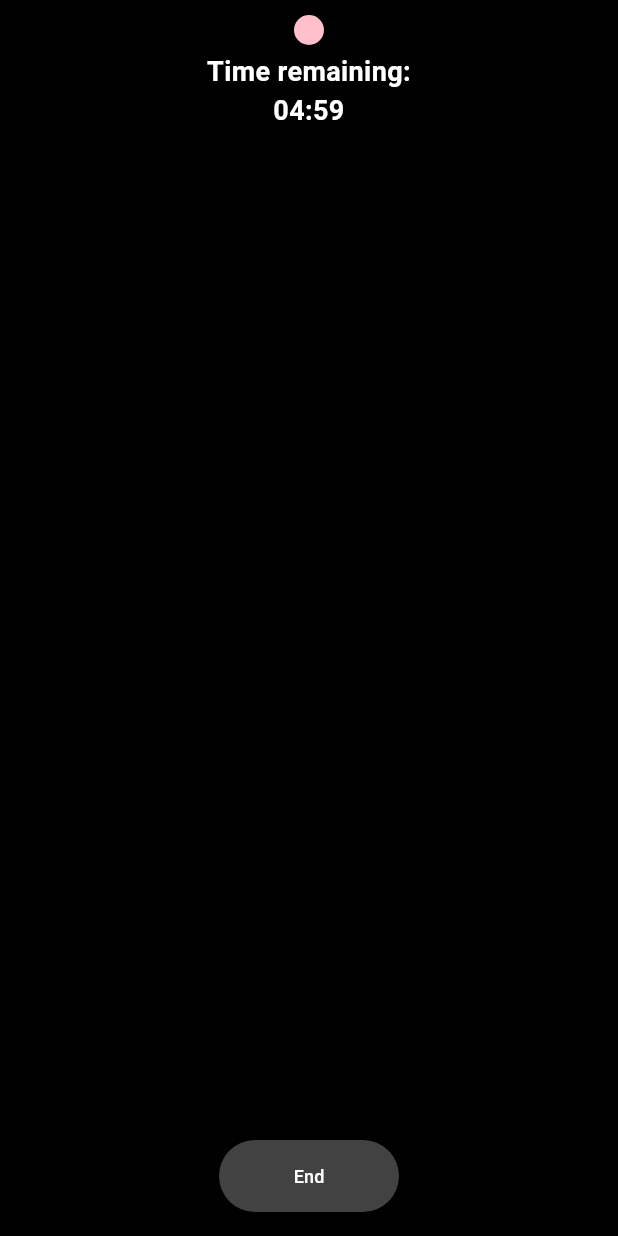
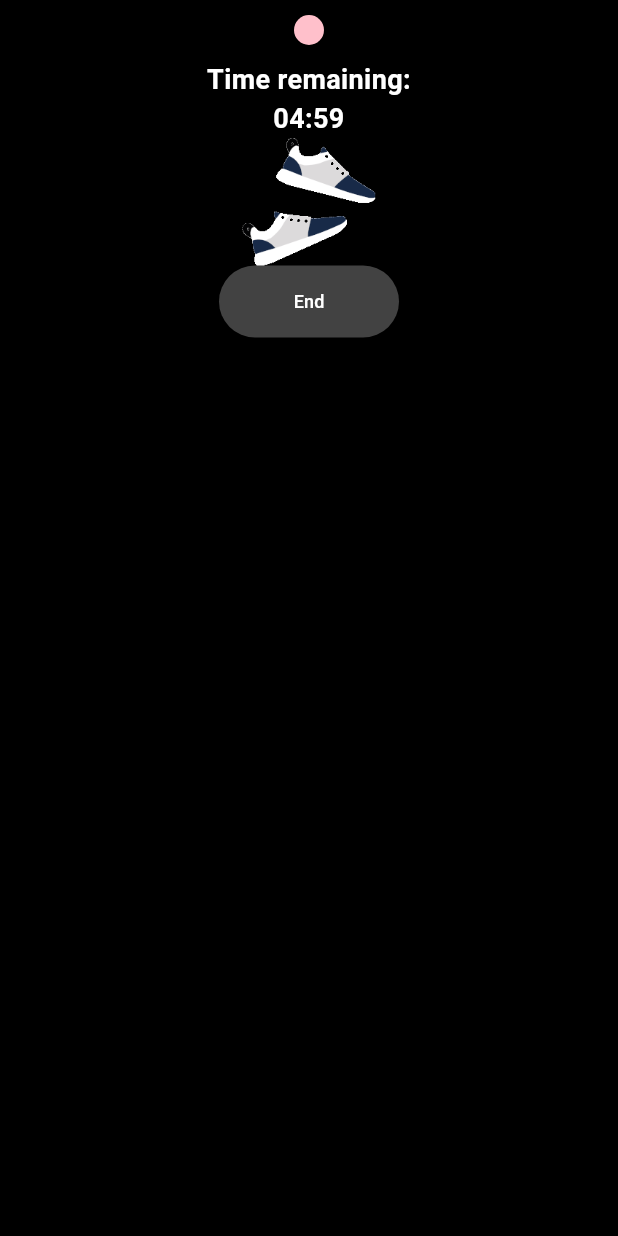
Before and after one commit to inagege/eis, a Flutter app: the WalkScreen screen opened directly, on a phone screen of 412 x 824 dp. Run offline on Flutter 3.47's test engine with Material 3 defaults, Android fonts, the phone set to English and light mode, and no system bars.

Commit message:
Animationen für walk und Nap hinzugefügt

```diff
--- a/lib/Screens/air_screen.dart
+++ b/lib/Screens/air_screen.dart
@@ -10,7 +10,7 @@ class AirScreen extends StatefulWidget {
 }
 
 class _AirScreenState extends State<AirScreen> {
-  static const int _airDurationSeconds = 5 * 60;
+  static const int _airDurationSeconds = 1 * 60;
   int _remainingSeconds = _airDurationSeconds;
   Timer? _timer;
 
--- a/lib/Screens/walk_screen.dart
+++ b/lib/Screens/walk_screen.dart
@@ -49,16 +49,15 @@ class _WalkScreenState extends State<WalkScreen> {
           top: 24.0,
           left: 16.0,
           right: 16.0,
-          bottom: 0.0,
         ),
         actionsPadding: const EdgeInsets.only(
           bottom: 24.0,
           left: 16.0,
           right: 16.0,
         ),
-        title: const Center(
+        title: Center(
           child: Text(
-            'Time to return!',
+            'Time to wake up!',
             textAlign: TextAlign.center,
             style: TextStyle(fontSize: 16),
           ),
@@ -86,22 +85,23 @@ class _WalkScreenState extends State<WalkScreen> {
     return Scaffold(
       backgroundColor: Colors.black,
       body: SafeArea(
+        child: Padding(
+          padding: const EdgeInsets.symmetric(horizontal: 16.0),
           child: Column(
             children: [
-            // Punkt oben wie in den anderen Screens
+              // Adjusted small circle at the top of the screen
               Container(
                 margin: const EdgeInsets.only(top: 10),
-              width: 20, // Gleiche Breite wie in den anderen Screens
-              height: 20, // Gleiche Höhe wie in den anderen Screens
+                width: 20,
+                height: 20,
                 decoration: const BoxDecoration(
-                color: Color(0xFFFFC0CB), // Gleiche Farbe wie in den anderen Screens
+                  color: Color(0xFFFFC0CB),
                   shape: BoxShape.circle,
                 ),
               ),
 
-            const SizedBox(height: 5), // Abstand unter dem Punkt
+              const SizedBox(height: 10),
 
-            // Countdown Timer Text
               Text(
                 'Time remaining: \n${minutes.toString().padLeft(2, '0')}:'
                     '${seconds.toString().padLeft(2, '0')}',
@@ -113,11 +113,18 @@ class _WalkScreenState extends State<WalkScreen> {
                 ),
               ),
 
-            const Spacer(), // Abstand zum unteren Bereich
-
-            // End Button
+              //const Spacer(),
+// Bild
+              Container(
+                padding: const EdgeInsets.symmetric(horizontal: 0.0, vertical: 0.0),
+                child: Image.asset(
+                  'assets/walking_animation.gif',
+                  width: 145,
+                  height: 85,
+                ),
+              ),
               Padding(
-              padding: const EdgeInsets.only(bottom: 16.0),
+                padding: const EdgeInsets.only(bottom: 0.0),
                 child: Center(
                   child: ElevatedButton(
                     style: ElevatedButton.styleFrom(
@@ -143,6 +150,7 @@ class _WalkScreenState extends State<WalkScreen> {
             ],
           ),
         ),
+      ),
     );
   }
 }
--- a/pubspec.yaml
+++ b/pubspec.yaml
@@ -61,6 +61,8 @@ flutter:
     - assets/classic_alarm.mp3
     - assets/walk_image.png
     - assets/air_animation.gif
+    - assets/sleep_animation.gif
+    - assets/walking_animation.gif
 
   # To add assets to your application, add an assets section, like this:
   # assets:
```
Also changed, not shown: lib/Screens/nap_screen.dart (+11 -3 lines), assets/sleep_animation.gif (added), assets/walking_animation.gif (added). Lines whose indentation alone changed are shown as unchanged.
